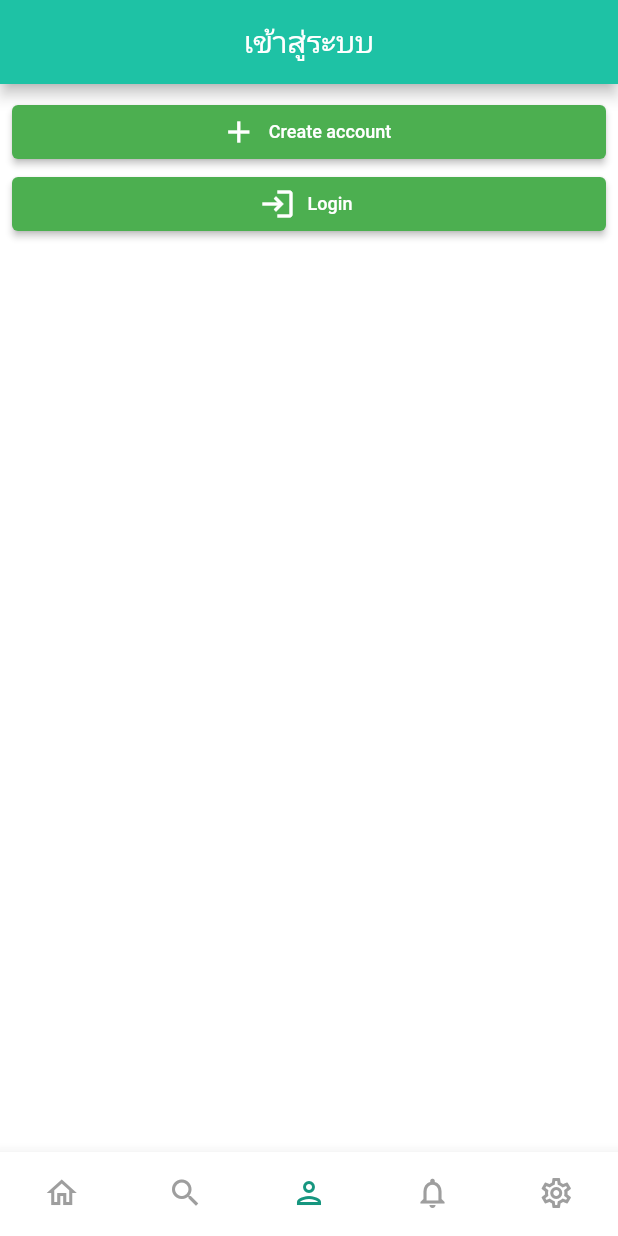
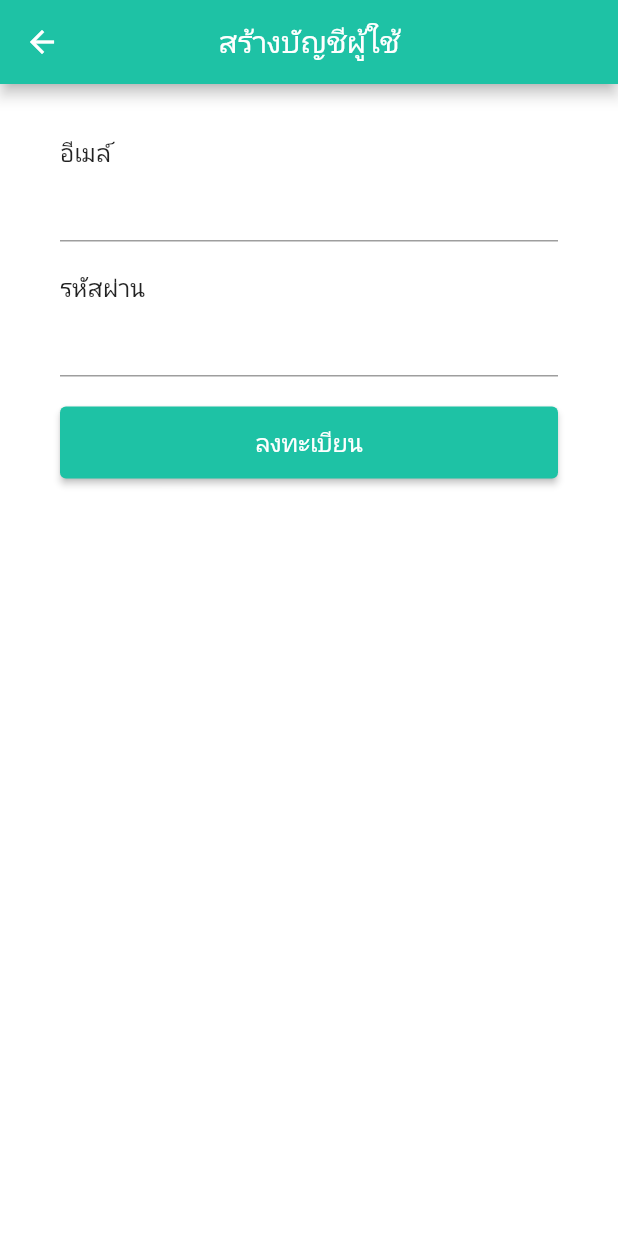
Before and after one commit to naemsupawatt/Project-Flutter, a Flutter app: the screen it shows after launch, item 3 of the bottom bar chosen, after a tap on "Create account", on a phone screen of 412 x 824 dp. Run offline on Flutter 3.47's test engine with Material 2 defaults, Android fonts, the phone set to English and light mode, and no system bars; our stand-ins replace form_field_validator; missing offline and left inert: scan.

Commit message:
เพิ่มระบบ login ตรวจสอบความถูกต้องของข้อมูล

```diff
--- a/basicflutter/lib/main.dart
+++ b/basicflutter/lib/main.dart
@@ -1,7 +1,7 @@
 // ignore_for_file: prefer_const_constructors, camel_case_types
 
 import 'package:basicflutter/home.dart';
-import 'package:basicflutter/page_account.dart';
+import 'package:basicflutter/page_accout.dart';
 import 'package:basicflutter/page_notify.dart';
 import 'package:basicflutter/page_search.dart';
 import 'package:basicflutter/page_setting.dart';
--- /dev/null
+++ b/basicflutter/lib/model/page_profile.dart
@@ -0,0 +1,6 @@
+class Profile {
+  String email;
+  String password;
+
+  Profile({required this.email, required this.password});
+}
--- a/basicflutter/lib/page_account.dart
+++ /dev/null
@@ -1,45 +0,0 @@
-import 'package:flutter/material.dart';
-
-class AccountPage extends StatefulWidget {
-  const AccountPage({Key? key}) : super(key: key);
-
-  @override
-  _AccountPageState createState() => _AccountPageState();
-}
-
-class _AccountPageState extends State<AccountPage> {
-  @override
-  Widget build(BuildContext context) {
-    return Scaffold(
-      backgroundColor: Colors.white,
-      appBar: AppBar(
-        centerTitle: true,
-        title: Text("เข้าสู่ระบบ"),
-        backgroundColor: Color.fromRGBO(30, 194, 165, 100),
-      ),
-      body: Padding(
-        padding: const EdgeInsets.all(8.0),
-        child: Column(
-          children: [
-            SizedBox(
-              width: double.infinity,
-              child: ElevatedButton.icon(
-                icon: Icon(Icons.add),
-                label: Text("Create account", style: TextStyle(fontSize: 12)),
-                onPressed: () {},
-              ),
-            ),
-            SizedBox(
-              width: double.infinity,
-              child: ElevatedButton.icon(
-                icon: Icon(Icons.login),
-                label: Text("Login", style: TextStyle(fontSize: 12)),
-                onPressed: () {},
-              ),
-            )
-          ],
-        ),
-      ),
-    );
-  }
-}
--- /dev/null
+++ b/basicflutter/lib/page_accout.dart
@@ -0,0 +1,81 @@
+import 'package:basicflutter/page_login.dart';
+import 'package:basicflutter/page_register.dart';
+import 'package:flutter/material.dart';
+
+class AccountPage extends StatefulWidget {
+  const AccountPage({Key? key}) : super(key: key);
+
+  @override
+  _AccountPageState createState() => _AccountPageState();
+}
+
+class _AccountPageState extends State<AccountPage> {
+  @override
+  Widget build(BuildContext context) {
+    return Scaffold(
+      backgroundColor: Colors.white,
+      appBar: AppBar(
+        centerTitle: true,
+        title: Text("เข้าสู่ระบบ"),
+        backgroundColor: Color.fromRGBO(30, 194, 165, 100),
+      ),
+      body: Padding(
+        padding: const EdgeInsets.fromLTRB(50, 200, 50, 0),
+        child: SingleChildScrollView(
+          //ป้องกัน button overflow
+          child: Column(
+            children: [
+              Image.asset(
+                "assets/profile-user.png",
+                width: 49,
+                height: 49,
+              ),
+              SizedBox(
+                height: 20,
+              ),
+              SizedBox(
+                width: double.infinity,
+                child: ElevatedButton.icon(
+                  icon: Icon(
+                    Icons.login,
+                    color: Colors.white,
+                  ),
+                  label: Text("LOGIN",
+                      style: TextStyle(fontSize: 16, color: Colors.white)),
+                  onPressed: () {
+                    Navigator.push(
+                        context, //ลิ้งไปยังหน้าต่อไปยังหน้า PageLogin
+                        MaterialPageRoute(builder: (context) {
+                      return PageLogin();
+                    }));
+                  },
+                  style: ElevatedButton.styleFrom(
+                      primary: Color.fromRGBO(30, 194, 165, 100),
+                      minimumSize: Size(222, 48)),
+                ),
+              ),
+              const SizedBox(),
+              TextButton(
+                style: TextButton.styleFrom(
+                  textStyle: const TextStyle(fontSize: 14),
+                ),
+                onPressed: () {
+                  Navigator.push(context, MaterialPageRoute(builder: (context) {
+                    return PageRegister();
+                  }));
+                },
+                child: const Text(
+                  'Create account',
+                  style: TextStyle(
+                      color: Color.fromRGBO(19, 143, 121, 100),
+                      fontWeight: FontWeight.bold,
+                      decoration: TextDecoration.underline),
+                ),
+              ),
+            ],
+          ),
+        ),
+      ),
+    );
+  }
+}
--- /dev/null
+++ b/basicflutter/lib/page_login.dart
@@ -0,0 +1,22 @@
+import 'package:flutter/material.dart';
+
+class PageLogin extends StatefulWidget {
+  const PageLogin({Key? key}) : super(key: key);
+
+  @override
+  _PageLoginState createState() => _PageLoginState();
+}
+
+class _PageLoginState extends State<PageLogin> {
+  @override
+  Widget build(BuildContext context) {
+    return Scaffold(
+      backgroundColor: Colors.white,
+      appBar: AppBar(
+        centerTitle: true,
+        title: Text("เข้าสู่ระบบ"),
+        backgroundColor: Color.fromRGBO(30, 194, 165, 100),
+      ),
+    );
+  }
+}
--- /dev/null
+++ b/basicflutter/lib/page_register.dart
@@ -0,0 +1,89 @@
+import 'package:basicflutter/model/page_profile.dart';
+import 'package:flutter/material.dart';
+import 'package:form_field_validator/form_field_validator.dart';
+
+class PageRegister extends StatefulWidget {
+  const PageRegister({Key? key}) : super(key: key);
+
+  @override
+  _PageRegisterState createState() => _PageRegisterState();
+}
+
+class _PageRegisterState extends State<PageRegister> {
+  final formKey = GlobalKey<FormState>();
+  Profile profile = Profile(
+    email: ' ',
+    password: ' ',
+  );
+  @override
+  Widget build(BuildContext context) {
+    return Scaffold(
+      backgroundColor: Colors.white,
+      appBar: AppBar(
+        centerTitle: true,
+        title: Text("สร้างบัญชีผู้ใช้"),
+        backgroundColor: Color.fromRGBO(30, 194, 165, 100),
+      ),
+      body: Container(
+        child: Padding(
+          padding: const EdgeInsets.fromLTRB(40, 35, 40, 0),
+          child: Form(
+            key: formKey,
+            child: SingleChildScrollView(
+              child: Column(
+                crossAxisAlignment: CrossAxisAlignment.start,
+                children: [
+                  Text("อีเมล์", style: TextStyle(fontSize: 16)),
+                  TextFormField(
+                    validator: MultiValidator([
+                      RequiredValidator(errorText: "กรุณาป้อนอีเมล์"),
+                      EmailValidator(errorText: "รูปป้อนอีเมล์ไม่ถูกต้อง")
+                    ]),
+                    keyboardType: TextInputType
+                        .emailAddress, //ให้แป้นพิมพ์รู้ว่ากำลังพิมพ์ Email เพิ่ม @
+                    onSaved: (String? email) {
+                      profile.email = email!;
+                    },
+
+                    //เก็บข้อมูล email ไว้ในตัวแปล email
+                  ),
+                  SizedBox(height: 20),
+                  Text("รหัสผ่าน", style: TextStyle(fontSize: 16)),
+                  TextFormField(
+                    validator:
+                        RequiredValidator(errorText: "กรุณาป้อนรหัสผ่าน"),
+                    obscureText: true, //ปิดบังรหัสผ่าน **********
+                    onSaved: (String? password) {
+                      profile.password = password!;
+                    }, //เก็บข้อมูล password ไว้ในตัวแปล password
+                  ),
+                  SizedBox(height: 20),
+                  SizedBox(
+                    width: double.infinity,
+                    child: ElevatedButton(
+                      style: ElevatedButton.styleFrom(
+                          primary: Color.fromRGBO(30, 194, 165, 100),
+                          minimumSize: Size(222, 48)),
+                      child: Text("ลงทะเบียน",
+                          style: TextStyle(fontSize: 16, color: Colors.white)),
+                      onPressed: () {
+                        if (formKey.currentState!.validate()) {
+                          formKey.currentState!
+                              .save(); // Save ข้อมูลจาก Onsave มาไว้ในตัวแปร
+                          print(
+                              "email = ${profile.email} \npassword = ${profile.password}");
+                          formKey.currentState!
+                              .reset(); //เครีย Form ให้เป็นค่าว่าง
+                        } //ตรวจสอบความถูกต้องของข้อมูล
+                      },
+                    ),
+                  ),
+                ],
+              ),
+            ),
+          ),
+        ),
+      ),
+    );
+  }
+}
--- a/basicflutter/pubspec.yaml
+++ b/basicflutter/pubspec.yaml
@@ -15,6 +15,7 @@ dependencies:
   flutter_native_splash: ^1.3.1
   scan: ^1.5.0
   google_place: ^0.4.3
+  form_field_validator: ^1.1.0
 
 
 flutter_icons:
```
Also changed, not shown: basicflutter/assets/profile-user.png (added), basicflutter/pubspec.lock.
